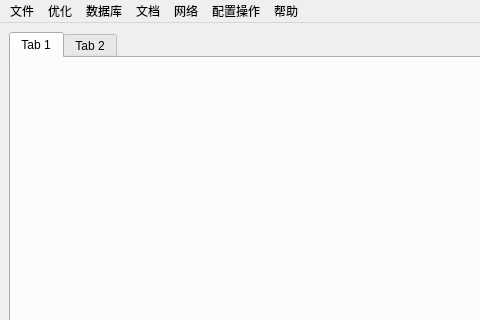
Above: codesets/tabwidgets.ui from weilaidb/codetools before the change; both pictures show x 0 to 480 and y 0 to 320 of the 800 by 600 pixel window. Below: the same form after it.
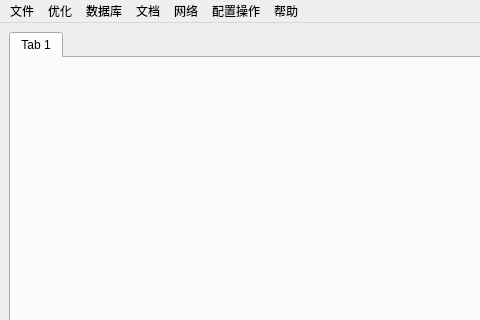
That is the form after the change. The open tabs and pages were chosen to show the change.

Patch:
```diff
--- a/codesets/tabwidgets.ui
+++ b/codesets/tabwidgets.ui
@@ -25,11 +25,6 @@
         <string>Tab 1</string>
        </attribute>
       </widget>
-      <widget class="QWidget" name="tab_2">
-       <attribute name="title">
-        <string>Tab 2</string>
-       </attribute>
-      </widget>
      </widget>
     </item>
    </layout>
```
Left out of the diff: 16 changed lines with no effect on the pictures.
